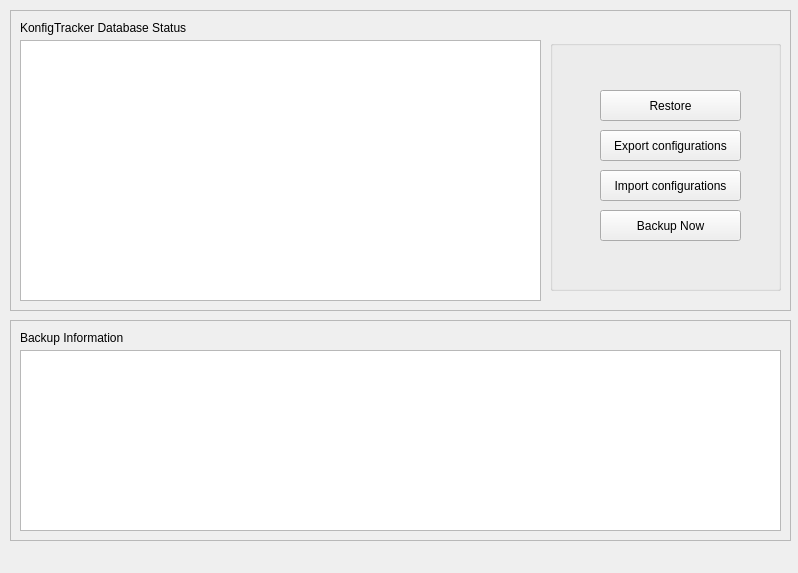
This is playground/gsoc/konfig-tracker/src/konfigtracker/gui/main.ui in pars-linux/uludag as Qt 5 draws it before an edit. The edited form follows.
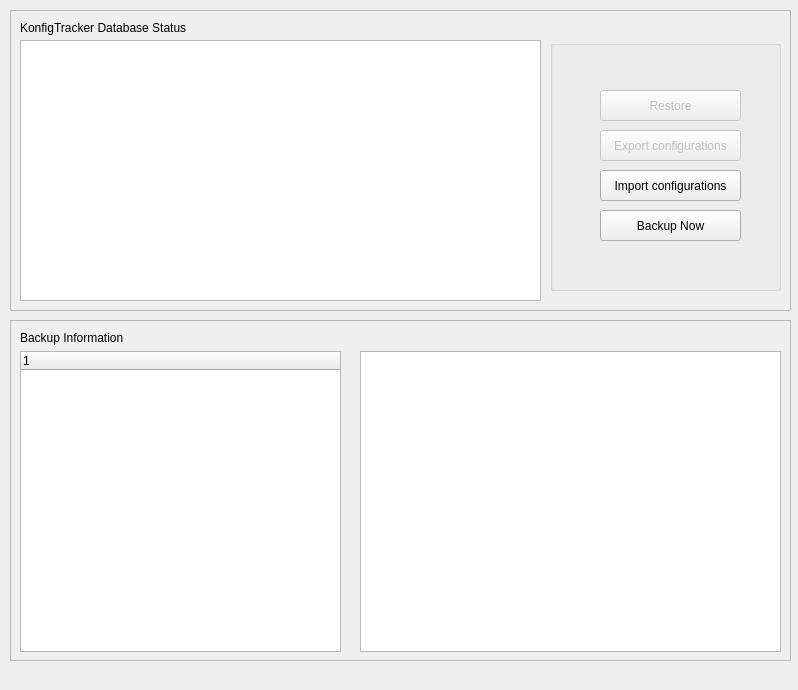
This is the edited form. Custom widgets are drawn as their Qt base class.

Commit message: UI Enhancements, now diff of each file can be viewed using QTreeWidget

```diff
--- a/playground/gsoc/konfig-tracker/src/konfigtracker/gui/main.ui
+++ b/playground/gsoc/konfig-tracker/src/konfigtracker/gui/main.ui
@@ -10,7 +10,7 @@
     <x>0</x>
     <y>0</y>
     <width>798</width>
-    <height>573</height>
+    <height>690</height>
    </rect>
   </property>
   <property name="windowTitle">
@@ -65,6 +65,9 @@
       </rect>
      </property>
      <widget class="KPushButton" name="archiveButton">
+      <property name="enabled">
+       <bool>false</bool>
+      </property>
       <property name="geometry">
        <rect>
         <x>50</x>
@@ -78,6 +81,9 @@
       </property>
      </widget>
      <widget class="KPushButton" name="restoreButton">
+      <property name="enabled">
+       <bool>false</bool>
+      </property>
       <property name="geometry">
        <rect>
         <x>50</x>
@@ -124,7 +130,7 @@
       <x>10</x>
       <y>320</y>
       <width>781</width>
-      <height>221</height>
+      <height>341</height>
      </rect>
     </property>
     <property name="frameShape">
@@ -146,15 +152,33 @@
       <string>Backup Information</string>
      </property>
     </widget>
+    <widget class="QTreeWidget" name="treeView">
+     <property name="geometry">
+      <rect>
+       <x>10</x>
+       <y>31</y>
+       <width>321</width>
+       <height>301</height>
+      </rect>
+     </property>
+     <column>
+      <property name="text">
+       <string notr="true">1</string>
+      </property>
+     </column>
+    </widget>
     <widget class="KTextBrowser" name="backupLog">
      <property name="geometry">
       <rect>
-       <x>10</x>
-       <y>30</y>
-       <width>761</width>
-       <height>181</height>
+       <x>350</x>
+       <y>31</y>
+       <width>421</width>
+       <height>301</height>
       </rect>
      </property>
+     <property name="verticalScrollBarPolicy">
+      <enum>Qt::ScrollBarAsNeeded</enum>
+     </property>
     </widget>
    </widget>
    <widget class="QWidget" name="layoutWidget">
```
The commit also changes 4 other files.
